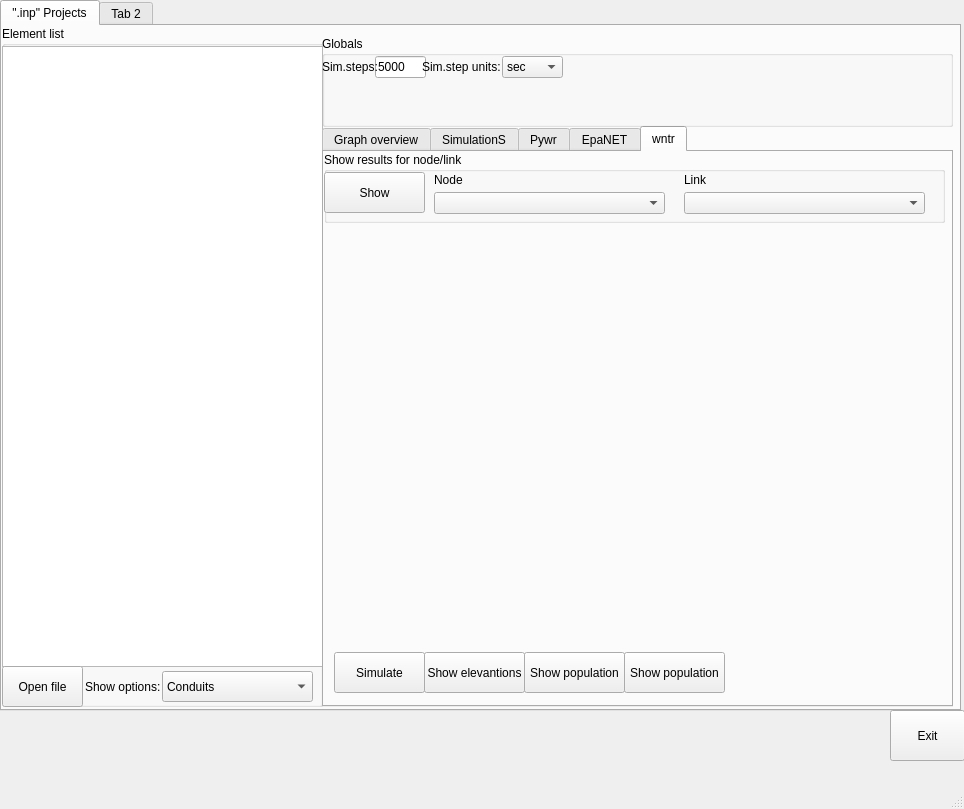
The window that MainWindow.ui (sergey32355/UTWIN_notebooks) describes before a commit, drawn with Qt 5.
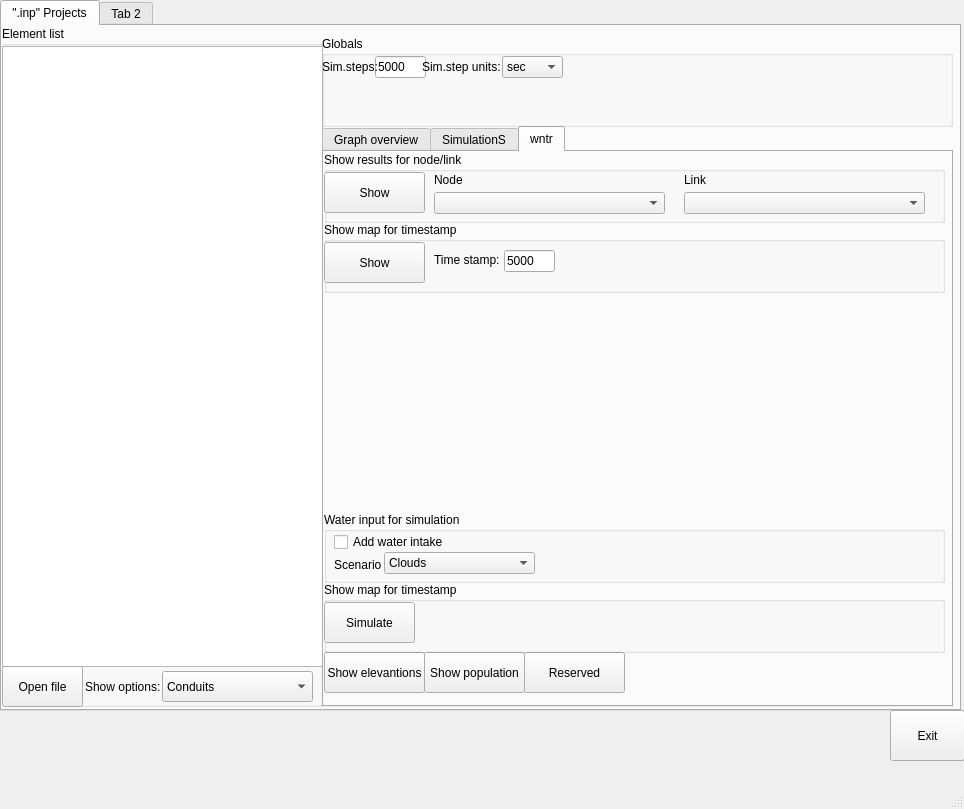
The same window after the commit.

Patch:
```diff
--- a/MainWindow.ui
+++ b/MainWindow.ui
@@ -218,63 +218,14 @@
               <string>SimulationS</string>
              </attribute>
             </widget>
-            <widget class="QWidget" name="tab_5">
-             <attribute name="title">
-              <string>Pywr</string>
-             </attribute>
-             <widget class="QPushButton" name="Pywr_simulate_pushButton">
-              <property name="geometry">
-               <rect>
-                <x>10</x>
-                <y>503</y>
-                <width>161</width>
-                <height>41</height>
-               </rect>
-              </property>
-              <property name="text">
-               <string>Simulate</string>
-              </property>
-             </widget>
-            </widget>
-            <widget class="QWidget" name="tab_6">
-             <attribute name="title">
-              <string>EpaNET</string>
-             </attribute>
-             <widget class="QPushButton" name="EPANET_simulate_pushButton_2">
-              <property name="geometry">
-               <rect>
-                <x>20</x>
-                <y>500</y>
-                <width>161</width>
-                <height>41</height>
-               </rect>
-              </property>
-              <property name="text">
-               <string>Simulate</string>
-              </property>
-             </widget>
-            </widget>
             <widget class="QWidget" name="tab_7">
              <attribute name="title">
               <string>wntr</string>
              </attribute>
-             <widget class="QPushButton" name="WNTR_simulate_pushButton_3">
-              <property name="geometry">
-               <rect>
-                <x>10</x>
-                <y>500</y>
-                <width>91</width>
-                <height>41</height>
-               </rect>
-              </property>
-              <property name="text">
-               <string>Simulate</string>
-              </property>
-             </widget>
              <widget class="QPushButton" name="WNTR_show_elevations_pushButton_4">
               <property name="geometry">
                <rect>
-                <x>100</x>
+                <x>0</x>
                 <y>500</y>
                 <width>101</width>
                 <height>41</height>
@@ -287,7 +238,7 @@
              <widget class="QPushButton" name="WNTR_show_popiulation_pushButton_5">
               <property name="geometry">
                <rect>
-                <x>200</x>
+                <x>100</x>
                 <y>500</y>
                 <width>101</width>
                 <height>41</height>
@@ -300,14 +251,14 @@
              <widget class="QPushButton" name="WNTR_list_WNTR_NODES_AND_PIPES_pushButton_6">
               <property name="geometry">
                <rect>
-                <x>300</x>
+                <x>200</x>
                 <y>500</y>
                 <width>101</width>
                 <height>41</height>
                </rect>
               </property>
               <property name="text">
-               <string>Show population</string>
+               <string>Reserved</string>
               </property>
              </widget>
              <widget class="QGroupBox" name="groupBox_3">
@@ -382,6 +333,143 @@
                </property>
               </widget>
              </widget>
+             <widget class="QGroupBox" name="groupBox_4">
+              <property name="geometry">
+               <rect>
+                <x>0</x>
+                <y>70</y>
+                <width>621</width>
+                <height>71</height>
+               </rect>
+              </property>
+              <property name="title">
+               <string>Show map for timestamp</string>
+              </property>
+              <widget class="QPushButton" name="WNTRShowMapForTimeStamp_click">
+               <property name="geometry">
+                <rect>
+                 <x>0</x>
+                 <y>20</y>
+                 <width>101</width>
+                 <height>41</height>
+                </rect>
+               </property>
+               <property name="text">
+                <string>Show</string>
+               </property>
+              </widget>
+              <widget class="QLabel" name="label_6">
+               <property name="geometry">
+                <rect>
+                 <x>110</x>
+                 <y>30</y>
+                 <width>71</width>
+                 <height>16</height>
+                </rect>
+               </property>
+               <property name="text">
+                <string>Time stamp:</string>
+               </property>
+              </widget>
+              <widget class="QLineEdit" name="WNTR_SimSteps_text_box_2">
+               <property name="geometry">
+                <rect>
+                 <x>180</x>
+                 <y>28</y>
+                 <width>51</width>
+                 <height>22</height>
+                </rect>
+               </property>
+               <property name="text">
+                <string>5000</string>
+               </property>
+              </widget>
+             </widget>
+             <widget class="QGroupBox" name="groupBox_5">
+              <property name="geometry">
+               <rect>
+                <x>0</x>
+                <y>430</y>
+                <width>621</width>
+                <height>71</height>
+               </rect>
+              </property>
+              <property name="title">
+               <string>Show map for timestamp</string>
+              </property>
+              <widget class="QPushButton" name="WNTR_simulate_pushButton_3">
+               <property name="geometry">
+                <rect>
+                 <x>0</x>
+                 <y>20</y>
+                 <width>91</width>
+                 <height>41</height>
+                </rect>
+               </property>
+               <property name="text">
+                <string>Simulate</string>
+               </property>
+              </widget>
+             </widget>
+             <widget class="QGroupBox" name="groupBox_6">
+              <property name="geometry">
+               <rect>
+                <x>0</x>
+                <y>360</y>
+                <width>621</width>
+                <height>71</height>
+               </rect>
+              </property>
+              <property name="title">
+               <string>Water input for simulation</string>
+              </property>
+              <widget class="QCheckBox" name="WNTR_waterintakeflag">
+               <property name="geometry">
+                <rect>
+                 <x>10</x>
+                 <y>20</y>
+                 <width>121</width>
+                 <height>20</height>
+                </rect>
+               </property>
+               <property name="text">
+                <string>Add water intake</string>
+               </property>
+              </widget>
+              <widget class="QLabel" name="label_7">
+               <property name="geometry">
+                <rect>
+                 <x>10</x>
+                 <y>45</y>
+                 <width>49</width>
+                 <height>16</height>
+                </rect>
+               </property>
+               <property name="text">
+                <string>Scenario</string>
+               </property>
+              </widget>
+              <widget class="QComboBox" name="comboBox">
+               <property name="geometry">
+                <rect>
+                 <x>60</x>
+                 <y>40</y>
+                 <width>151</width>
+                 <height>22</height>
+                </rect>
+               </property>
+               <item>
+                <property name="text">
+                 <string>Clouds</string>
+                </property>
+               </item>
+               <item>
+                <property name="text">
+                 <string>SingleDrop</string>
+                </property>
+               </item>
+              </widget>
+             </widget>
             </widget>
            </widget>
           </item>
```
Left out of the diff: 2 changed lines with no effect on the pictures.
